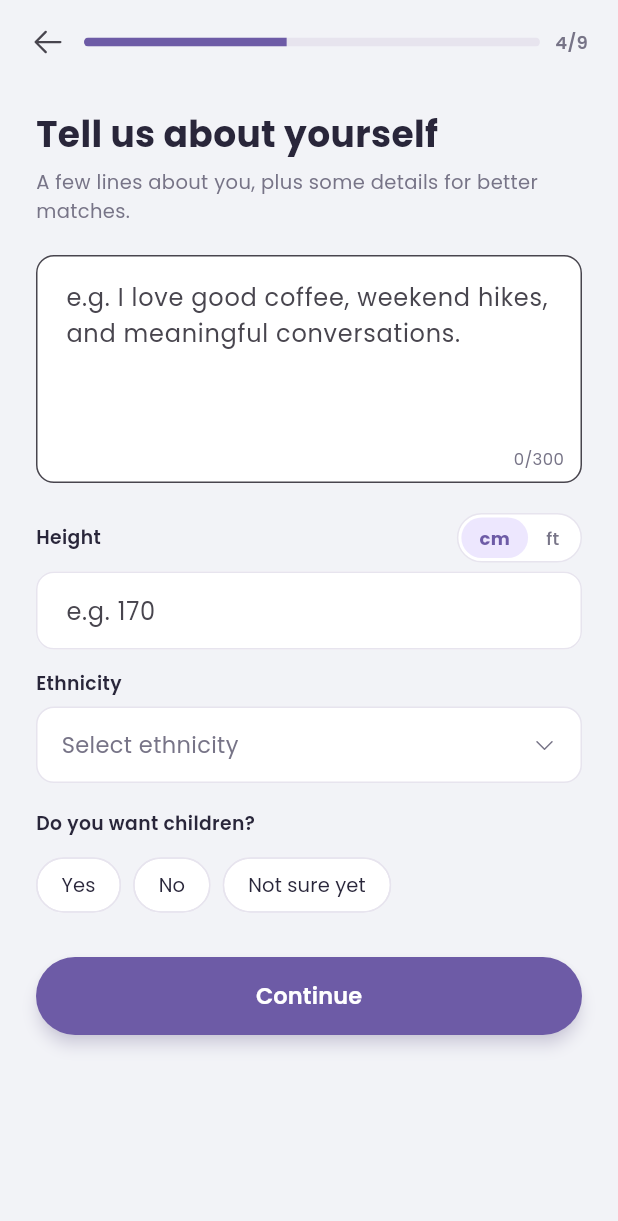
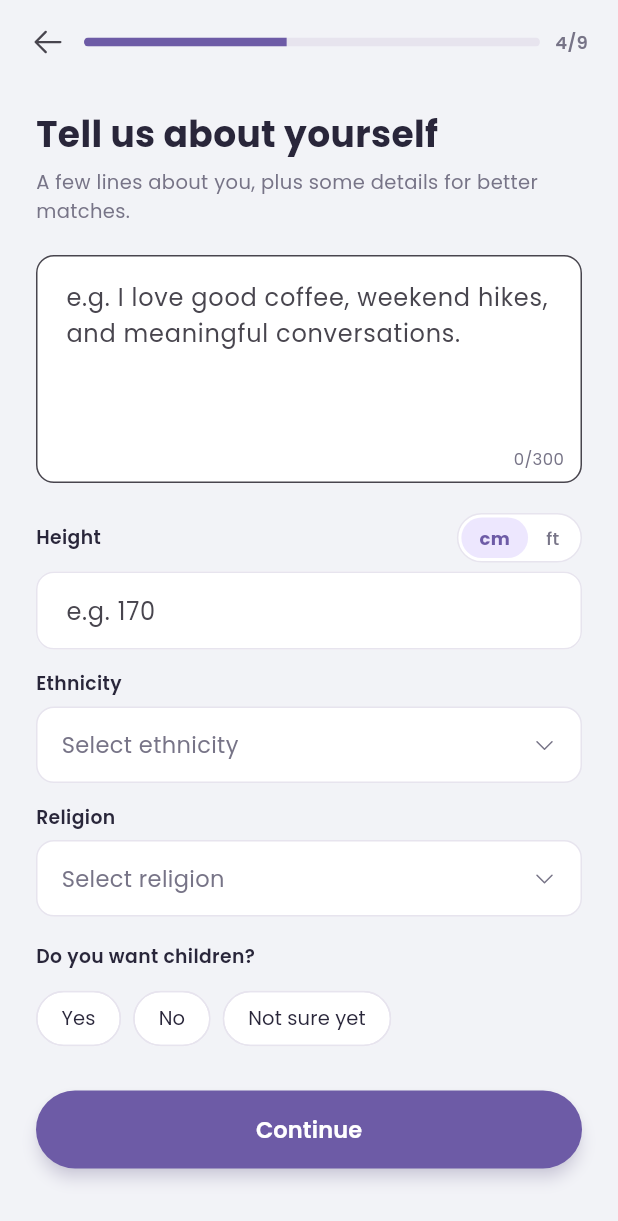
Before and after one commit to danieladrian/couplivy-mobile, a Flutter app: the BioStepScreen screen opened by its route, on a phone screen of 412 x 824 dp. Shown: the top 1221 px of the screen. Run offline on Flutter 3.47's test engine with Material 3 defaults, Android fonts, the phone set to English and light mode, and no system bars; our stand-ins replace country_code_picker, dio, drift, flutter_riverpod, flutter_secure_storage, go_router and 5 more; accounts and stored records are empty; generated files the repository leaves out were written again.

Commit message:
Add Religion field to Bio step, fix Preferences religion to be a select
- Religion was never actually collectible via onboarding — the
  profiles.religion column existed but had no UI or backend validation
  at all. Added as a required bottom-sheet select field in the Bio step
  (step 4), same pattern as Ethnicity, right after it.
- Preferences step's religion_preference row changed from a free-text
  AlertDialog+TextField to the same select pattern used by
  Ethnicity/Education — was inconsistent before.
- Preferences religion row icon changed from PhosphorIcons.cross()
  (Christian/Catholic-specific cross symbol) to
  PhosphorIcons.handsPraying() (religion-neutral).
- Extracted a reusable, height-constrained + scrollable bottom-sheet
  picker (both in BioStepScreen and PreferencesStepScreen) — with 10-11
  options (Ethnicity, Religion) an unconstrained Column could overflow
  on shorter screens.

```diff
--- a/lib/features/onboarding/discover/bio_step_screen.dart
+++ b/lib/features/onboarding/discover/bio_step_screen.dart
@@ -52,6 +52,7 @@ class _BioStepScreenState extends State<BioStepScreen> {
   final _heightFeetController = TextEditingController();
   final _heightInchController = TextEditingController();
   String? _ethnicity;
+  String? _religion;
   bool? _wantsChildren;
   bool _wantsChildrenTouched = false;
   _HeightUnit _heightUnit = _HeightUnit.cm;
@@ -69,6 +70,7 @@ class _BioStepScreenState extends State<BioStepScreen> {
     final bio = await DiscoverOnboardingDraftStorage.readBio();
     final heightCm = await DiscoverOnboardingDraftStorage.readHeightCm();
     final ethnicity = await DiscoverOnboardingDraftStorage.readEthnicity();
+    final religion = await DiscoverOnboardingDraftStorage.readReligion();
     final wantsChildren =
         await DiscoverOnboardingDraftStorage.readWantsChildren();
     // "Not sure yet" DISIMPAN sebagai null (sama seperti "belum pernah
@@ -88,6 +90,7 @@ class _BioStepScreenState extends State<BioStepScreen> {
       if (heightCm != null) _applyHeightCm(heightCm, unit);
       setState(() {
         _ethnicity = ethnicity;
+        _religion = religion;
         _wantsChildren = wantsChildren;
         _wantsChildrenTouched = wantsChildrenKeyExists;
         _heightUnit = unit;
@@ -155,15 +158,35 @@ class _BioStepScreenState extends State<BioStepScreen> {
     'other': l10n.ethnicityOther,
   };
 
-  Future<void> _pickEthnicity() async {
-    final l10n = AppLocalizations.of(context);
-    final options = _ethnicityOptions(l10n);
+  // Daftar agama umum secara global — TIDAK ADA opsi "any" di sini
+  // (beda dari religion_preference di step Preferences), karena "any"
+  // cuma masuk akal untuk preferensi siapa yang dicari, bukan agama
+  // milik user sendiri.
+  Map<String, String> _religionOptions(AppLocalizations l10n) => {
+    'christian': l10n.religionChristian,
+    'catholic': l10n.religionCatholic,
+    'muslim': l10n.religionMuslim,
+    'buddhist': l10n.religionBuddhist,
+    'hindu': l10n.religionHindu,
+    'jewish': l10n.religionJewish,
+    'sikh': l10n.religionSikh,
+    'atheist_agnostic': l10n.religionAtheistAgnostic,
+    'spiritual': l10n.religionSpiritual,
+    'other': l10n.religionOther,
+  };
 
-    final selected = await showModalBottomSheet<String>(
+  /// Bottom sheet select generik — dipakai Ethnicity DAN Religion (dan
+  /// pola yang sama di `work_education_step_screen.dart`/
+  /// `preferences_step_screen.dart`). Height DIBATASI + `ListView`
+  /// scrollable (bukan `Column` biasa) karena daftar opsi (11-10 item)
+  /// bisa lebih tinggi dari layar pendek — tanpa ini, Column overflow
+  /// ("A RenderFlex overflowed", baris terakhir terpotong).
+  Future<String?> _pickFromOptions(
+    Map<String, String> options,
+    String? current,
+  ) {
+    return showModalBottomSheet<String>(
       context: context,
-      // 11 opsi (10 kategori + Chinese) bisa lebih tinggi dari layar
-      // pendek — tanpa batas tinggi + scroll, Column overflow (RenderFlex
-      // "A RenderFlex overflowed" — user melihat baris terakhir terpotong).
       constraints: BoxConstraints(
         maxHeight: MediaQuery.of(context).size.height * 0.7,
       ),
@@ -183,7 +206,7 @@ class _BioStepScreenState extends State<BioStepScreen> {
                     for (final entry in options.entries)
                       ListTile(
                         title: Text(entry.value),
-                        trailing: _ethnicity == entry.key
+                        trailing: current == entry.key
                             ? const Icon(
                                 Icons.check,
                                 color: AppColors.deepViolet,
@@ -200,10 +223,28 @@ class _BioStepScreenState extends State<BioStepScreen> {
         );
       },
     );
+  }
 
+  Future<void> _pickEthnicity() async {
+    final l10n = AppLocalizations.of(context);
+    final selected = await _pickFromOptions(
+      _ethnicityOptions(l10n),
+      _ethnicity,
+    );
     if (selected != null) {
       setState(() {
         _ethnicity = selected;
+        _errorText = null;
+      });
+    }
+  }
+
+  Future<void> _pickReligion() async {
+    final l10n = AppLocalizations.of(context);
+    final selected = await _pickFromOptions(_religionOptions(l10n), _religion);
+    if (selected != null) {
+      setState(() {
+        _religion = selected;
         _errorText = null;
       });
     }
@@ -217,6 +258,7 @@ class _BioStepScreenState extends State<BioStepScreen> {
     if (bio.isEmpty ||
         heightCm == null ||
         _ethnicity == null ||
+        _religion == null ||
         !_wantsChildrenTouched) {
       setState(() => _errorText = l10n.bioAllFieldsRequiredError);
       return;
@@ -225,6 +267,7 @@ class _BioStepScreenState extends State<BioStepScreen> {
     await DiscoverOnboardingDraftStorage.saveBio(bio);
     await DiscoverOnboardingDraftStorage.saveHeightCm(heightCm);
     await DiscoverOnboardingDraftStorage.saveEthnicity(_ethnicity);
+    await DiscoverOnboardingDraftStorage.saveReligion(_religion);
     await DiscoverOnboardingDraftStorage.saveWantsChildren(_wantsChildren);
     await DiscoverOnboardingDraftStorage.saveHeightUnitPreference(
       _heightUnit == _HeightUnit.footInch ? 'ft' : 'cm',
@@ -240,6 +283,9 @@ class _BioStepScreenState extends State<BioStepScreen> {
     final bioLength = _bioController.text.length;
     final ethnicityLabel = _ethnicity != null
         ? _ethnicityOptions(l10n)[_ethnicity]
+        : null;
+    final religionLabel = _religion != null
+        ? _religionOptions(l10n)[_religion]
         : null;
 
     return PopScope(
@@ -371,42 +417,25 @@ class _BioStepScreenState extends State<BioStepScreen> {
                               ),
                             ),
                             const SizedBox(height: 6),
-                            InkWell(
+                            _SelectField(
+                              value: ethnicityLabel,
+                              hintText: l10n.bioEthnicityHint,
                               onTap: _pickEthnicity,
-                              borderRadius: BorderRadius.circular(AppRadius.md),
-                              child: Container(
-                                padding: const EdgeInsets.symmetric(
-                                  horizontal: 16,
-                                  vertical: 14,
-                                ),
-                                decoration: BoxDecoration(
-                                  color: Colors.white,
-                                  borderRadius: BorderRadius.circular(
-                                    AppRadius.md,
-                                  ),
-                                  border: Border.all(color: AppColors.border),
-                                ),
-                                child: Row(
-                                  children: [
-                                    Expanded(
-                                      child: Text(
-                                        ethnicityLabel ?? l10n.bioEthnicityHint,
-                                        style: TextStyle(
-                                          fontSize: 15,
-                                          color: ethnicityLabel != null
-                                              ? AppColors.textDark
-                                              : AppColors.textSecondary,
-                                        ),
-                                      ),
-                                    ),
-                                    Icon(
-                                      PhosphorIcons.caretDown(),
-                                      size: 16,
-                                      color: AppColors.textSecondary,
-                                    ),
-                                  ],
-                                ),
+                            ),
+                            const SizedBox(height: 14),
+                            Text(
+                              l10n.bioReligionLabel,
+                              style: const TextStyle(
+                                fontSize: 12.5,
+                                fontWeight: FontWeight.w600,
+                                color: AppColors.textDark,
                               ),
+                            ),
+                            const SizedBox(height: 6),
+                            _SelectField(
+                              value: religionLabel,
+                              hintText: l10n.bioReligionHint,
+                              onTap: _pickReligion,
                             ),
                             const SizedBox(height: 18),
                             Text(
@@ -594,6 +623,58 @@ class _PlainNumberField extends StatelessWidget {
   }
 }
 
+/// Card select yang buka bottom sheet (lihat
+/// [_BioStepScreenState._pickFromOptions]) — dipakai Ethnicity DAN
+/// Religion, sama polanya dengan Education di
+/// `work_education_step_screen.dart`.
+class _SelectField extends StatelessWidget {
+  const _SelectField({
+    required this.value,
+    required this.hintText,
+    required this.onTap,
+  });
+
+  final String? value;
+  final String hintText;
+  final VoidCallback onTap;
+
+  @override
+  Widget build(BuildContext context) {
+    return InkWell(
+      onTap: onTap,
+      borderRadius: BorderRadius.circular(AppRadius.md),
+      child: Container(
+        padding: const EdgeInsets.symmetric(horizontal: 16, vertical: 14),
+        decoration: BoxDecoration(
+          color: Colors.white,
+          borderRadius: BorderRadius.circular(AppRadius.md),
+          border: Border.all(color: AppColors.border),
+        ),
+        child: Row(
+          children: [
+            Expanded(
+              child: Text(
+                value ?? hintText,
+                style: TextStyle(
+                  fontSize: 15,
+                  color: value != null
+                      ? AppColors.textDark
+                      : AppColors.textSecondary,
+                ),
+              ),
+            ),
+            Icon(
+              PhosphorIcons.caretDown(),
+              size: 16,
+              color: AppColors.textSecondary,
+            ),
+          ],
+        ),
+      ),
+    );
+  }
+}
+
 class _ChoiceChipOption extends StatelessWidget {
   const _ChoiceChipOption({
     required this.label,
--- a/lib/features/onboarding/discover/discover_onboarding_draft_storage.dart
+++ b/lib/features/onboarding/discover/discover_onboarding_draft_storage.dart
@@ -21,6 +21,7 @@ abstract final class DiscoverOnboardingDraftStorage {
   static const _bioKey = 'onboarding_discover_draft_bio';
   static const _heightCmKey = 'onboarding_discover_draft_height_cm';
   static const _ethnicityKey = 'onboarding_discover_draft_ethnicity';
+  static const _religionKey = 'onboarding_discover_draft_religion';
   static const _wantsChildrenKey = 'onboarding_discover_draft_wants_children';
   static const _heightUnitPreferenceKey =
       'onboarding_discover_draft_height_unit_preference';
@@ -106,6 +107,20 @@ abstract final class DiscoverOnboardingDraftStorage {
   static Future<String?> readEthnicity() async {
     final prefs = await SharedPreferences.getInstance();
     return prefs.getString(_ethnicityKey);
+  }
+
+  static Future<void> saveReligion(String? religion) async {
+    final prefs = await SharedPreferences.getInstance();
+    if (religion == null || religion.isEmpty) {
+      await prefs.remove(_religionKey);
+    } else {
+      await prefs.setString(_religionKey, religion);
+    }
+  }
+
+  static Future<String?> readReligion() async {
+    final prefs = await SharedPreferences.getInstance();
+    return prefs.getString(_religionKey);
   }
 
   /// null = belum dijawab (belum sentuh pilihan), true/false = jawaban.
@@ -228,6 +243,7 @@ abstract final class DiscoverOnboardingDraftStorage {
     final bio = await readBio();
     final heightCm = await readHeightCm();
     final ethnicity = await readEthnicity();
+    final religion = await readReligion();
     final wantsChildren = await readWantsChildren();
     final occupation = await readOccupation();
     final education = await readEducation();
@@ -241,6 +257,7 @@ abstract final class DiscoverOnboardingDraftStorage {
       'bio': ?bio,
       'height_cm': ?heightCm,
       'ethnicity': ?ethnicity,
+      'religion': ?religion,
       'wants_children': ?wantsChildren,
       'occupation': ?occupation,
       'education': ?education,
@@ -289,6 +306,7 @@ abstract final class DiscoverOnboardingDraftStorage {
       prefs.remove(_bioKey),
       prefs.remove(_heightCmKey),
       prefs.remove(_ethnicityKey),
+      prefs.remove(_religionKey),
       prefs.remove(_wantsChildrenKey),
       prefs.remove(_occupationKey),
       prefs.remove(_educationKey),
```
Also changed, not shown: lib/features/onboarding/discover/preferences_step_screen.dart (+55 -47 lines), lib/l10n/app_en.arb (+12 -0 lines), lib/l10n/app_id.arb (+12 -0 lines), lib/l10n/generated/app_localizations.dart, lib/l10n/generated/app_localizations_en.dart, lib/l10n/generated/app_localizations_id.dart, 3 other files.
